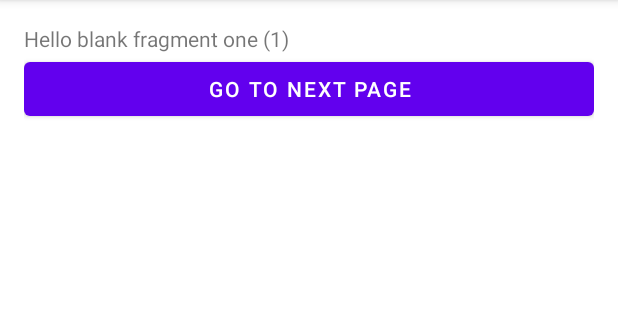
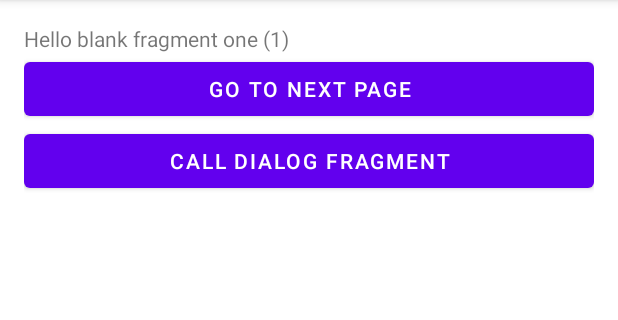
Before and after one commit to andromeda951/belajar-android, an Android app: the Blank1Fragment screen opened directly, with no data from a screen before it, on a phone screen of 412 x 824 dp, the part 84-404 px from its top. Run offline under Robolectric (Android 15) with nearby library versions, the phone set to English and light mode, and no system bars.

Commit message:
Implement show dialog fragment with extend class DialogFragment() and using childFragmentManager

```diff
--- a/app/src/main/java/com/andromeda/belajarandroid/Blank1Fragment.kt
+++ b/app/src/main/java/com/andromeda/belajarandroid/Blank1Fragment.kt
@@ -37,5 +37,10 @@ class Blank1Fragment : Fragment() {
                 commit()
             }
         }
+
+        binding.btnDialog.setOnClickListener {
+            val mDialogFragment = MyDialogFragment()
+            mDialogFragment.show(childFragmentManager, MyDialogFragment::class.java.simpleName)
+        }
     }
 }
--- a/app/src/main/res/layout/fragment_blank1.xml
+++ b/app/src/main/res/layout/fragment_blank1.xml
@@ -21,7 +21,13 @@
             android:id="@+id/btn_next"
             android:layout_width="match_parent"
             android:layout_height="wrap_content"
-            android:text="@string/go_to_next_page"/>
+            android:text="@string/go_to_next_page" />
+
+        <Button
+            android:id="@+id/btn_dialog"
+            android:layout_width="match_parent"
+            android:layout_height="wrap_content"
+            android:text="@string/call_dialog_fragment" />
     </LinearLayout>
 
 
--- a/app/src/main/res/values/strings.xml
+++ b/app/src/main/res/values/strings.xml
@@ -10,4 +10,7 @@
     <string name="hello_blank_fragment2">Hello blank fragment two (2)</string>
     <string name="go_to_fragment_activity">Go to Fragment Activity</string>
     <string name="go_to_next_page">Go to Next Page</string>
+    <!-- TODO: Remove or change this placeholder text -->
+    <string name="hello_dialog_fragment">Hello, this is example of dialog fragment</string>
+    <string name="call_dialog_fragment">Call Dialog Fragment</string>
 </resources>
```
Also changed, not shown: app/src/main/java/com/andromeda/belajarandroid/MyDialogFragment.kt (added, +24 -0 lines), app/src/main/res/layout/fragment_my_dialog.xml (added, +16 -0 lines).
